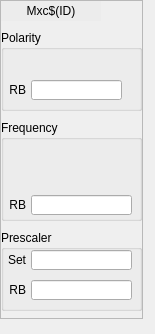
First picture: the form in evgMrmApp/opi/EVG/G_EVG_mxc-vert.ui, repository paulscherrerinstitute/mrfioc2, before the edit.
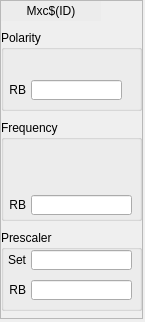
Second picture: the form after the edit. Custom widgets are drawn as their Qt base class.

Diff of the .ui file:
```diff
--- a/evgMrmApp/opi/EVG/G_EVG_mxc-vert.ui
+++ b/evgMrmApp/opi/EVG/G_EVG_mxc-vert.ui
@@ -6,8 +6,8 @@
    <rect>
     <x>0</x>
     <y>0</y>
-    <width>155</width>
-    <height>334</height>
+    <width>145</width>
+    <height>322</height>
    </rect>
   </property>
   <property name="windowTitle">
```
